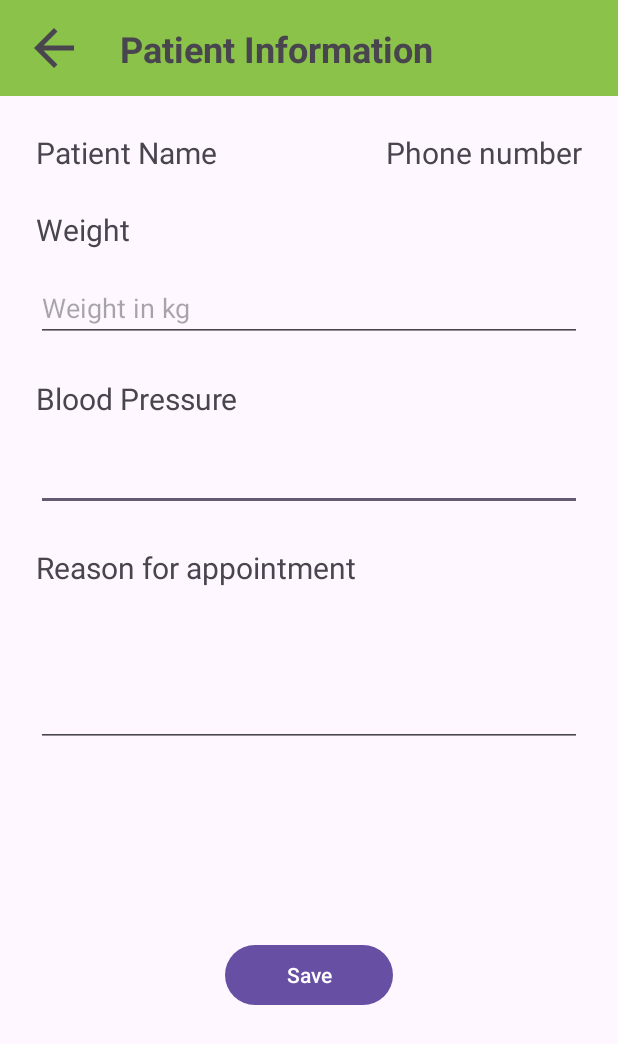
After one commit to siddankthep/FinalProject_OOP, an Android app: the PatientInfoNurseView screen opened directly, with no data from a screen before it, on a phone screen of 412 x 824 dp. The commit adds this screen. Shown: the top 1044 px of the screen. Run offline under Robolectric (Android 15) with nearby library versions, the phone set to English and light mode, and no system bars.

Commit message:
add patient info, upcoming appointments, diagnosis and prescription

```diff
--- /dev/null
+++ b/app/src/main/java/com/example/finalproject_oop/PatientInfoNurseView.java
@@ -0,0 +1,14 @@
+package com.example.finalproject_oop;
+
+import androidx.appcompat.app.AppCompatActivity;
+
+import android.os.Bundle;
+
+public class PatientInfoNurseView extends AppCompatActivity {
+
+    @Override
+    protected void onCreate(Bundle savedInstanceState) {
+        super.onCreate(savedInstanceState);
+        setContentView(R.layout.activity_patient_info_nurse_view);
+    }
+}
--- /dev/null
+++ b/app/src/main/res/layout/activity_patient_info_nurse_view.xml
@@ -0,0 +1,151 @@
+<?xml version="1.0" encoding="utf-8"?>
+<androidx.constraintlayout.widget.ConstraintLayout xmlns:android="http://schemas.android.com/apk/res/android"
+    xmlns:app="http://schemas.android.com/apk/res-auto"
+    xmlns:tools="http://schemas.android.com/tools"
+    android:layout_width="match_parent"
+    android:layout_height="match_parent"
+    tools:context=".PatientInfoNurseView">
+
+    <Button
+        android:id="@+id/saveButton2"
+        android:layout_width="112dp"
+        android:layout_height="wrap_content"
+        android:layout_marginTop="128dp"
+        android:text="@string/save"
+        app:layout_constraintEnd_toEndOf="parent"
+        app:layout_constraintStart_toStartOf="parent"
+        app:layout_constraintTop_toBottomOf="@+id/reasonEditText" />
+
+    <EditText
+        android:id="@+id/bloodPressurEditTextNumber2"
+        android:layout_width="0dp"
+        android:layout_height="wrap_content"
+        android:layout_marginStart="24dp"
+        android:layout_marginTop="16dp"
+        android:layout_marginEnd="24dp"
+        android:ems="10"
+        android:inputType="number"
+        app:layout_constraintEnd_toEndOf="parent"
+        app:layout_constraintHorizontal_bias="0.0"
+        app:layout_constraintStart_toStartOf="parent"
+        app:layout_constraintTop_toBottomOf="@+id/patientNameTextView3" />
+
+    <EditText
+        android:id="@+id/reasonEditText"
+        android:layout_width="0dp"
+        android:layout_height="90dp"
+        android:layout_marginStart="24dp"
+        android:layout_marginTop="16dp"
+        android:layout_marginEnd="24dp"
+        android:ems="10"
+        android:inputType="number"
+        app:layout_constraintEnd_toEndOf="parent"
+        app:layout_constraintHorizontal_bias="0.0"
+        app:layout_constraintStart_toStartOf="parent"
+        app:layout_constraintTop_toBottomOf="@+id/patientNameTextView4" />
+
+    <TextView
+        android:id="@+id/patientNameTextView3"
+        android:layout_width="wrap_content"
+        android:layout_height="wrap_content"
+        android:layout_marginTop="24dp"
+        android:text="@string/blood_press"
+        android:textSize="20sp"
+        app:layout_constraintStart_toStartOf="@+id/patientNameTextView"
+        app:layout_constraintTop_toBottomOf="@+id/weightEditTextNumber" />
+
+    <TextView
+        android:id="@+id/patientNameTextView4"
+        android:layout_width="wrap_content"
+        android:layout_height="wrap_content"
+        android:layout_marginTop="24dp"
+        android:text="@string/reason2"
+        android:textSize="20sp"
+        app:layout_constraintStart_toStartOf="@+id/patientNameTextView"
+        app:layout_constraintTop_toBottomOf="@+id/bloodPressurEditTextNumber2" />
+
+    <androidx.appcompat.widget.Toolbar
+        android:id="@+id/toolbarAppointItem"
+        android:layout_width="0dp"
+        android:layout_height="wrap_content"
+        android:background="#8BC34A"
+        android:minHeight="?attr/actionBarSize"
+        android:theme="?attr/actionBarTheme"
+        app:layout_constraintEnd_toEndOf="parent"
+        app:layout_constraintHorizontal_bias="0.0"
+        app:layout_constraintStart_toStartOf="parent"
+        app:layout_constraintTop_toTopOf="parent" />
+
+    <ImageView
+        android:id="@+id/backButton"
+        android:layout_width="40dp"
+        android:layout_height="40dp"
+        android:layout_marginStart="16dp"
+        android:layout_marginTop="16dp"
+        android:layout_marginBottom="16dp"
+        android:contentDescription="@string/back_description"
+        app:layout_constraintBottom_toBottomOf="@+id/toolbarAppointItem"
+        app:layout_constraintStart_toStartOf="@+id/toolbarAppointItem"
+        app:layout_constraintTop_toTopOf="parent"
+        app:srcCompat="?attr/homeAsUpIndicator" />
+
+    <TextView
+        android:id="@+id/appointItemText"
+        android:layout_width="wrap_content"
+        android:layout_height="wrap_content"
+        android:layout_marginStart="24dp"
+        android:text="@string/patient_info"
+        android:textSize="24sp"
+        android:textStyle="bold"
+        app:layout_constraintBottom_toBottomOf="@+id/toolbarAppointItem"
+        app:layout_constraintStart_toEndOf="@+id/backButton"
+        app:layout_constraintTop_toTopOf="parent" />
+
+    <TextView
+        android:id="@+id/patientNameTextView"
+        android:layout_width="wrap_content"
+        android:layout_height="wrap_content"
+        android:layout_marginStart="24dp"
+        android:layout_marginTop="24dp"
+        android:text="Patient Name"
+        android:textSize="20sp"
+        app:layout_constraintStart_toStartOf="parent"
+        app:layout_constraintTop_toBottomOf="@+id/toolbarAppointItem" />
+
+    <TextView
+        android:id="@+id/weightTextView"
+        android:layout_width="wrap_content"
+        android:layout_height="wrap_content"
+        android:layout_marginTop="24dp"
+        android:text="@string/weight"
+        android:textSize="20sp"
+        app:layout_constraintStart_toStartOf="@+id/patientNameTextView"
+        app:layout_constraintTop_toBottomOf="@+id/patientNameTextView" />
+
+    <TextView
+        android:id="@+id/phoneNumTextView"
+        android:layout_width="wrap_content"
+        android:layout_height="wrap_content"
+        android:layout_marginEnd="24dp"
+        android:inputType="phone"
+        android:text="Phone number"
+        android:textSize="20sp"
+        app:layout_constraintEnd_toEndOf="parent"
+        app:layout_constraintTop_toTopOf="@+id/patientNameTextView" />
+
+    <EditText
+        android:id="@+id/weightEditTextNumber"
+        android:layout_width="0dp"
+        android:layout_height="wrap_content"
+        android:layout_marginStart="24dp"
+        android:layout_marginTop="16dp"
+        android:layout_marginEnd="24dp"
+        android:ems="10"
+        android:hint="Weight in kg"
+        android:inputType="number"
+        app:layout_constraintEnd_toEndOf="parent"
+        app:layout_constraintStart_toStartOf="parent"
+        app:layout_constraintTop_toBottomOf="@+id/weightTextView" />
+
+
+</androidx.constraintlayout.widget.ConstraintLayout>
--- a/app/src/main/res/values/strings.xml
+++ b/app/src/main/res/values/strings.xml
@@ -62,5 +62,17 @@
     <string name="chooseDoctor">Please choose a doctor for your appointment</string>
     <string name="chooseTime">Please choose a date and time for your appointment</string>
     <string name="phone_num">Username (phone)</string>
+    <string name="appointment_list">Upcoming Appointments</string>
+    <string name="back_description">Back to previous activity</string>
+    <string name="diag_prescript">Diagnosis and Prescription</string>
+    <string name="diagnosis">Diagnosis</string>
+    <string name="prescription">Prescription</string>
+    <string name="save">Save</string>
+    <!-- TODO: Remove or change this placeholder text -->
+    <string name="hello_blank_fragment">Hello blank fragment</string>
+    <string name="patient_info">Patient Information</string>
+    <string name="weight">Weight</string>
+    <string name="blood_press">Blood Pressure</string>
+    <string name="reason2">Reason for appointment</string>
     <!--    <string name="">Create</string>-->
 </resources>
```
Also changed, not shown: app/src/main/AndroidManifest.xml (+12 -3 lines), app/src/main/java/com/example/finalproject_oop/UpcomingAppointmentDoctorView.java (added, +29 -0 lines), app/src/main/java/com/example/finalproject_oop/diagnosisPrescriptionDoctorView.java (added, +14 -0 lines), app/src/main/res/layout/activity_diagnosis_prescription_doctor_view.xml (added, +147 -0 lines), app/src/main/res/layout/activity_upcoming_appointment_doctor_view.xml (added, +54 -0 lines).
